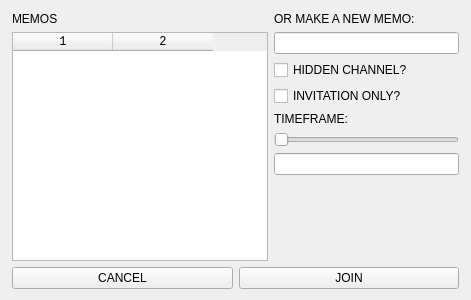
The window that themes/trollian2.5/ui/MemoWindow.ui (henry232323/Pesterchum-Discord) describes before a commit, drawn with Qt 5.
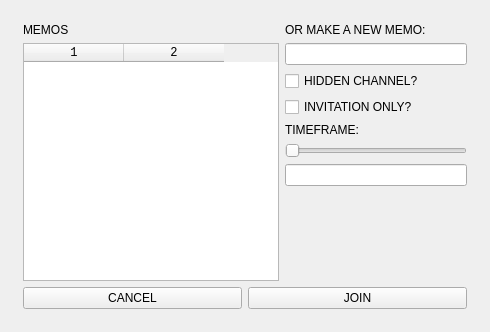
The same window after the commit.

Commit message: Make memo scalable too

```diff
--- a/themes/trollian2.5/ui/MemoWindow.ui
+++ b/themes/trollian2.5/ui/MemoWindow.ui
@@ -6,22 +6,15 @@
    <rect>
     <x>0</x>
     <y>0</y>
-    <width>471</width>
-    <height>300</height>
+    <width>490</width>
+    <height>332</height>
    </rect>
   </property>
   <property name="windowTitle">
    <string>Memos</string>
   </property>
-  <widget class="QWidget" name="verticalLayoutWidget">
-   <property name="geometry">
-    <rect>
-     <x>0</x>
-     <y>0</y>
-     <width>471</width>
-     <height>301</height>
-    </rect>
-   </property>
+  <layout class="QVBoxLayout" name="verticalLayout_4">
+   <item>
    <layout class="QVBoxLayout" name="verticalLayout">
     <property name="margin">
      <number>12</number>
@@ -178,7 +171,8 @@
      </layout>
     </item>
    </layout>
-  </widget>
+   </item>
+  </layout>
  </widget>
  <resources/>
  <connections/>
```
Left out of the diff: 11 changed lines with no effect on the pictures. Lines whose indentation alone changed are shown as unchanged. The commit also changes 6 other files.
